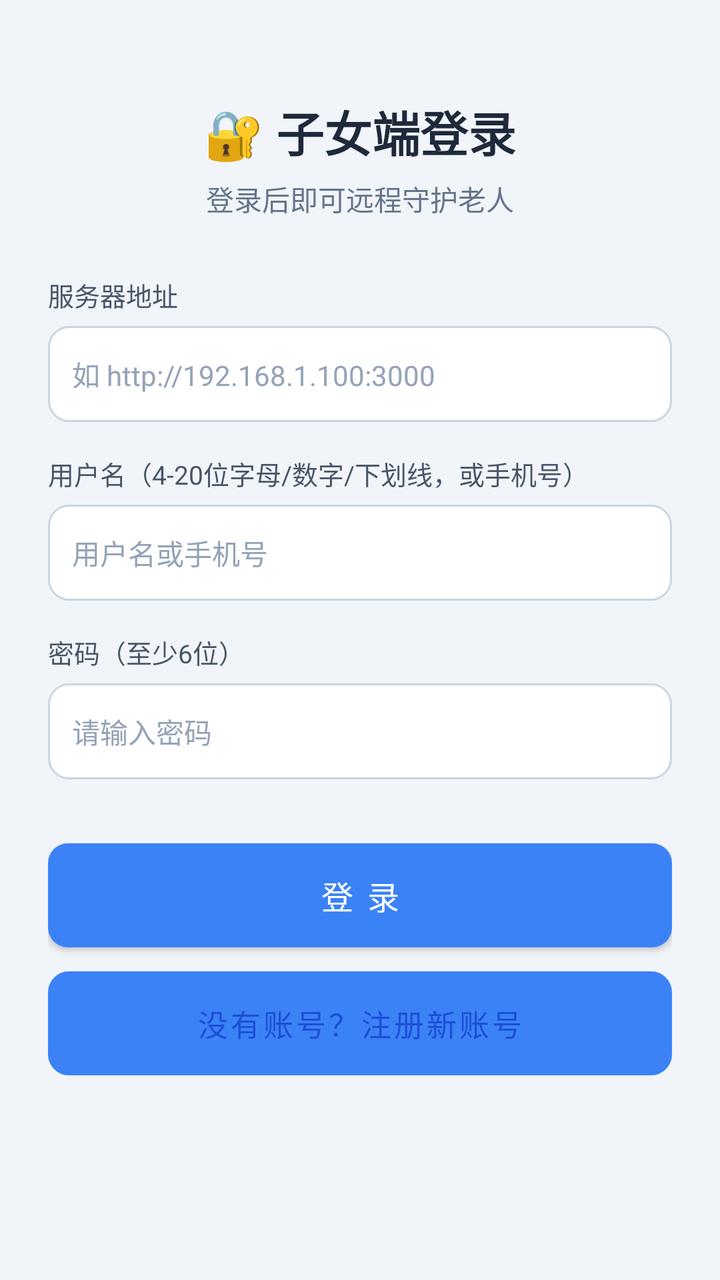
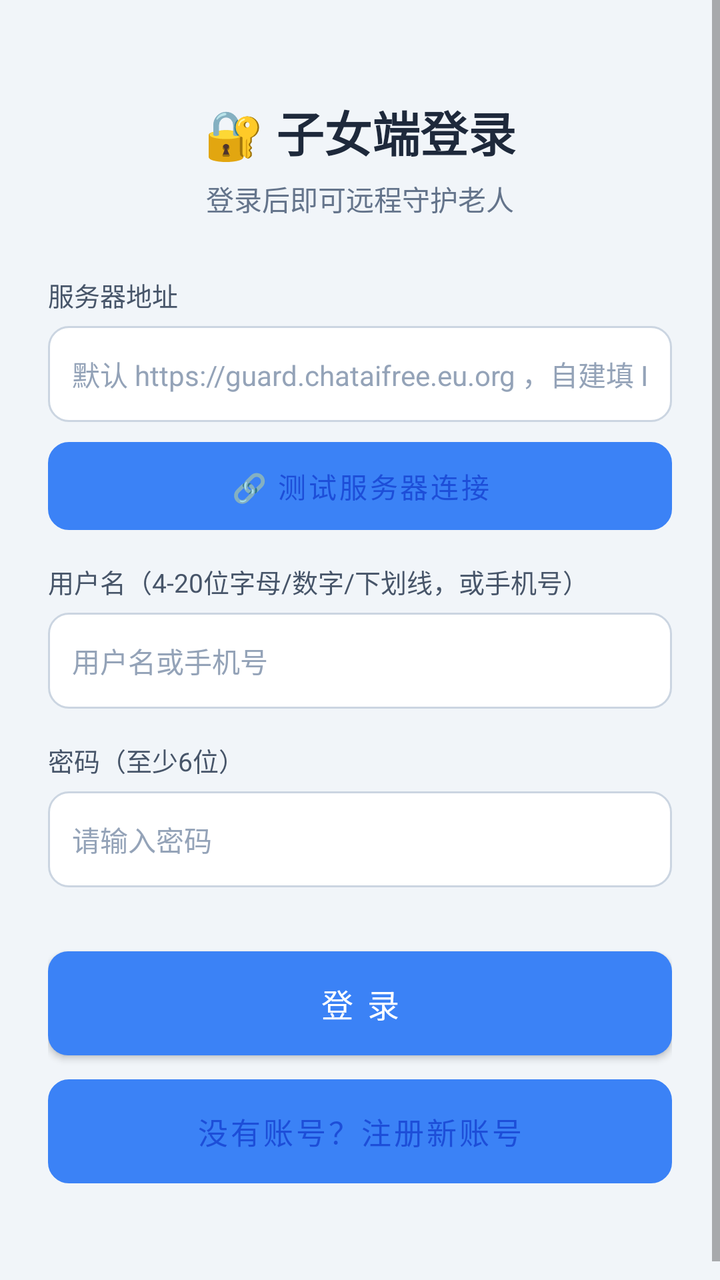

Two renders of the same Android screen: before a commit and after it. Below are the layout's source before the change and the commit's diff.
<!-- AndroidManifest.xml: application theme Theme.AntiFraudGuard -->
<!-- res/layout/activity_family_login.xml -->
<?xml version="1.0" encoding="utf-8"?>
<ScrollView xmlns:android="http://schemas.android.com/apk/res/android"
    android:layout_width="match_parent"
    android:layout_height="match_parent"
    android:background="#F1F5F9"
    android:fillViewport="true">

    <LinearLayout
        android:layout_width="match_parent"
        android:layout_height="wrap_content"
        android:orientation="vertical"
        android:padding="24dp">

        <TextView
            android:id="@+id/tv_login_title"
            android:layout_width="wrap_content"
            android:layout_height="wrap_content"
            android:layout_gravity="center_horizontal"
            android:layout_marginTop="24dp"
            android:text="🔐 子女端登录"
            android:textColor="#1E293B"
            android:textSize="24sp"
            android:textStyle="bold" />

        <TextView
            android:layout_width="wrap_content"
            android:layout_height="wrap_content"
            android:layout_gravity="center_horizontal"
            android:layout_marginTop="6dp"
            android:layout_marginBottom="28dp"
            android:text="登录后即可远程守护老人"
            android:textColor="#64748B"
            android:textSize="14sp" />

        <TextView
            android:layout_width="wrap_content"
            android:layout_height="wrap_content"
            android:text="服务器地址"
            android:textColor="#475569"
            android:textSize="13sp" />

        <EditText
            android:id="@+id/et_server_url"
            android:layout_width="match_parent"
            android:layout_height="48dp"
            android:layout_marginTop="6dp"
            android:background="@drawable/bg_input"
            android:hint="如 http://192.168.1.100:3000"
            android:textColor="#1E293B"
            android:textColorHint="#94A3B8"
            android:inputType="textUri"
            android:paddingHorizontal="12dp"
            android:textSize="14sp" />

        <TextView
            android:layout_width="wrap_content"
            android:layout_height="wrap_content"
            android:layout_marginTop="16dp"
            android:text="用户名（4-20位字母/数字/下划线，或手机号）"
            android:textColor="#475569"
            android:textSize="13sp" />

        <EditText
            android:id="@+id/et_username"
            android:layout_width="match_parent"
            android:layout_height="48dp"
            android:layout_marginTop="6dp"
            android:background="@drawable/bg_input"
            android:hint="用户名或手机号"
            android:textColor="#1E293B"
            android:textColorHint="#94A3B8"
            android:inputType="text"
            android:paddingHorizontal="12dp"
            android:textSize="14sp" />

        <TextView
            android:layout_width="wrap_content"
            android:layout_height="wrap_content"
            android:layout_marginTop="16dp"
            android:text="密码（至少6位）"
            android:textColor="#475569"
            android:textSize="13sp" />

        <EditText
            android:id="@+id/et_password"
            android:layout_width="match_parent"
            android:layout_height="48dp"
            android:layout_marginTop="6dp"
            android:background="@drawable/bg_input"
            android:hint="请输入密码"
            android:textColor="#1E293B"
            android:textColorHint="#94A3B8"
            android:inputType="textPassword"
            android:paddingHorizontal="12dp"
            android:textSize="14sp" />

        <TextView
            android:id="@+id/label_phone"
            android:layout_width="wrap_content"
            android:layout_height="wrap_content"
            android:layout_marginTop="16dp"
            android:text="手机号 *（必填，紧急时一键拨给子女）"
            android:textColor="#475569"
            android:textSize="13sp"
            android:visibility="gone" />

        <EditText
            android:id="@+id/et_phone"
            android:layout_width="match_parent"
            android:layout_height="48dp"
            android:layout_marginTop="6dp"
            android:background="@drawable/bg_input"
            android:hint="11 位手机号（必填）"
            android:textColor="#1E293B"
            android:textColorHint="#94A3B8"
            android:inputType="phone"
            android:maxLength="13"
            android:paddingHorizontal="12dp"
            android:textSize="14sp"
            android:visibility="gone" />

        <TextView
            android:id="@+id/label_nickname"
            android:layout_width="wrap_content"
            android:layout_height="wrap_content"
            android:layout_marginTop="16dp"
            android:text="昵称（如：张强(儿子)）"
            android:textColor="#475569"
            android:textSize="13sp"
            android:visibility="gone" />

        <EditText
            android:id="@+id/et_nickname"
            android:layout_width="match_parent"
            android:layout_height="48dp"
            android:layout_marginTop="6dp"
            android:background="@drawable/bg_input"
            android:hint="如：张强(儿子)"
            android:textColor="#1E293B"
            android:textColorHint="#94A3B8"
            android:inputType="text"
            android:paddingHorizontal="12dp"
            android:textSize="14sp"
            android:visibility="gone" />

        <Button
            android:id="@+id/btn_login"
            android:layout_width="match_parent"
            android:layout_height="52dp"
            android:layout_marginTop="32dp"
            android:background="@drawable/bg_btn_primary"
            android:text="登 录"
            android:textColor="#FFFFFF"
            android:textSize="16sp" />

        <Button
            android:id="@+id/btn_register"
            android:layout_width="match_parent"
            android:layout_height="52dp"
            android:layout_marginTop="12dp"
            android:background="@drawable/bg_input"
            android:text="没有账号？注册新账号"
            android:textColor="#1D4ED8"
            android:textSize="15sp"
            android:backgroundTint="#00000000"
            android:stateListAnimator="@null" />

        <TextView
            android:id="@+id/tv_login_status"
            android:layout_width="match_parent"
            android:layout_height="wrap_content"
            android:layout_marginTop="16dp"
            android:gravity="center"
            android:textColor="#EF4444"
            android:textSize="13sp" />

    </LinearLayout>
</ScrollView>
<!-- resources referenced by this layout -->
<resources>
  <!-- drawable bg_btn_primary (drawable) -->
  <?xml version="1.0" encoding="utf-8"?>
  <shape xmlns:android="http://schemas.android.com/apk/res/android" android:shape="rectangle">
      <solid android:color="#3B82F6" />
      <corners android:radius="10dp" />
  </shape>
  <!-- drawable bg_input (drawable) -->
  <?xml version="1.0" encoding="utf-8"?>
  <shape xmlns:android="http://schemas.android.com/apk/res/android" android:shape="rectangle">
      <solid android:color="#FFFFFF" />
      <corners android:radius="10dp" />
      <stroke android:width="1dp" android:color="#CBD5E1" />
  </shape>
  <style name="Theme.AntiFraudGuard" parent="Theme.MaterialComponents.DayNight.NoActionBar">
          
          <item name="colorPrimary">@color/blue_500</item>
          <item name="colorPrimaryVariant">@color/blue_700</item>
          <item name="colorOnPrimary">@color/white</item>
          
          <item name="colorSecondary">@color/emerald_500</item>
          <item name="colorSecondaryVariant">@color/emerald_700</item>
          <item name="colorOnSecondary">@color/white</item>
          
          <item name="android:statusBarColor">#0F172A</item>
          <item name="android:windowBackground">#0F172A</item>
      </style>
  <color name="blue_500">#3B82F6</color>
  <color name="blue_700">#1D4ED8</color>
  <color name="white">#FFFFFFFF</color>
  <color name="emerald_500">#10B981</color>
  <color name="emerald_700">#047857</color>
</resources>

<!-- the commit's change to res/layout/activity_family_login.xml (unified diff, before → after) -->
@@ -45,11 +45,23 @@
             android:layout_height="48dp"
             android:layout_marginTop="6dp"
             android:background="@drawable/bg_input"
-            android:hint="如 http://192.168.1.100:3000"
+            android:hint="默认 https://guard.chataifree.eu.org ，自建填 IP:3000"
             android:textColor="#1E293B"
             android:textColorHint="#94A3B8"
             android:inputType="textUri"
             android:paddingHorizontal="12dp"
+            android:textSize="14sp" />
+
+        <Button
+            android:id="@+id/btn_test_connection"
+            android:layout_width="match_parent"
+            android:layout_height="44dp"
+            android:layout_marginTop="10dp"
+            android:background="@drawable/bg_input"
+            android:backgroundTint="#00000000"
+            android:stateListAnimator="@null"
+            android:text="🔗 测试服务器连接"
+            android:textColor="#1D4ED8"
             android:textSize="14sp" />
 
         <TextView
